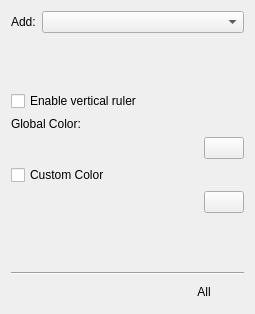
First picture: the form in plugins/assistants/Assistants/AssistantsToolOptions.ui, repository KDE/krita, before the edit.
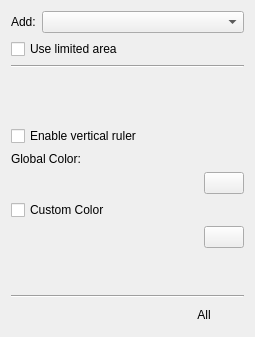
Second picture: the form after the edit. Custom widgets are drawn as their Qt base class.

Commit message:
Add limited area in 2PP assistant
This commit adds a way to add a limited area to
a 2pp assistant on creation.

What changed in the file:
```diff
--- a/plugins/assistants/Assistants/AssistantsToolOptions.ui
+++ b/plugins/assistants/Assistants/AssistantsToolOptions.ui
@@ -11,7 +11,7 @@
     <x>0</x>
     <y>0</y>
     <width>255</width>
-    <height>314</height>
+    <height>337</height>
    </rect>
   </property>
   <layout class="QVBoxLayout" name="verticalLayout">
@@ -38,6 +38,23 @@
      </item>
     </layout>
    </item>
+   <item>
+    <widget class="QCheckBox" name="localAssistantCheckbox">
+     <property name="toolTip">
+      <string>The assistant will have additional handles that describe the area the assistant works in</string>
+     </property>
+     <property name="text">
+      <string>Use limited area</string>
+     </property>
+    </widget>
+   </item>
+   <item>
+    <widget class="Line" name="line_2">
+     <property name="orientation">
+      <enum>Qt::Horizontal</enum>
+     </property>
+    </widget>
+   </item>
    <item>
     <widget class="KisDoubleSliderSpinBox" name="twoPointDensitySpinbox" native="true">
      <property name="minimumSize">
```
The commit also changes 6 other files.
